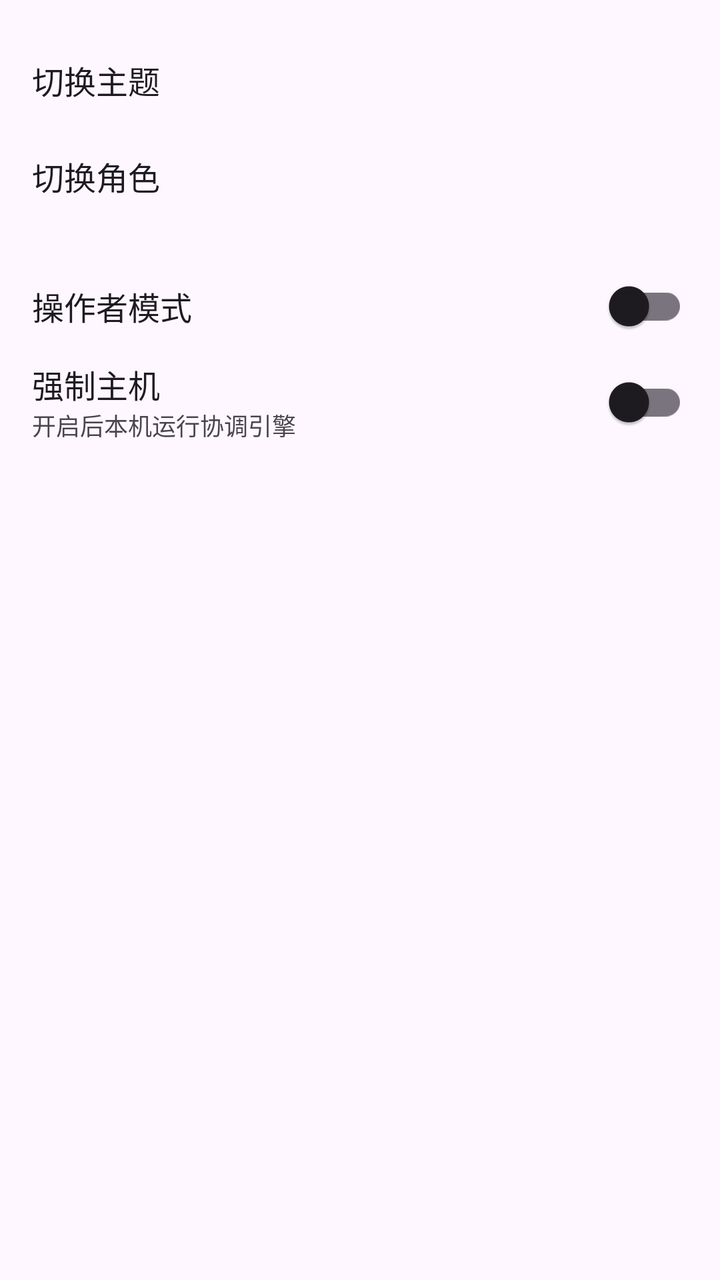
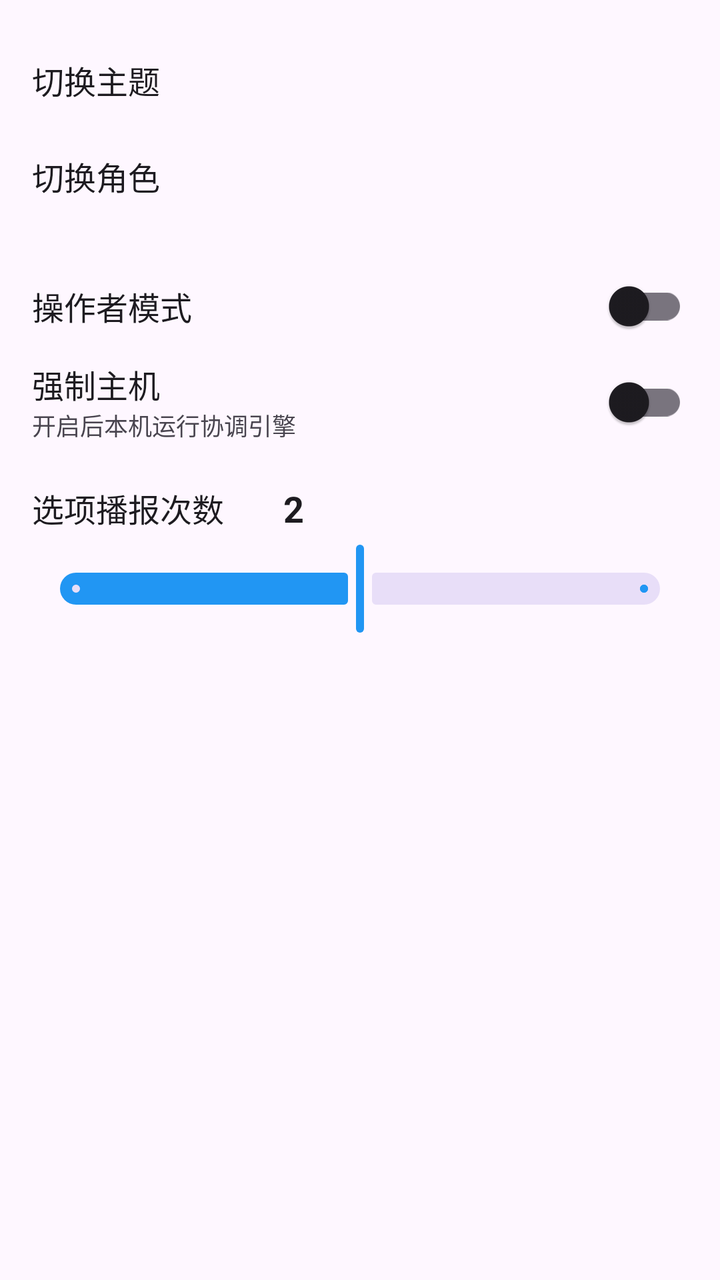

Two renders of the same Android screen: before a commit and after it. Below are the layout's source before the change and the commit's diff.
<!-- AndroidManifest.xml: application theme Theme.GazeInteractionApp -->
<!-- res/layout/dialog_settings.xml -->
<?xml version="1.0" encoding="utf-8"?>
<LinearLayout xmlns:android="http://schemas.android.com/apk/res/android"
    xmlns:app="http://schemas.android.com/apk/res-auto"
    android:layout_width="match_parent"
    android:layout_height="wrap_content"
    android:orientation="vertical"
    android:padding="16dp">

    
    <LinearLayout
        android:id="@+id/settingTheme"
        android:layout_width="match_parent"
        android:layout_height="48dp"
        android:gravity="center_vertical"
        android:orientation="horizontal"
        android:background="?selectableItemBackground"
        android:clickable="true"
        android:focusable="true">
        <TextView
            android:layout_width="0dp"
            android:layout_height="wrap_content"
            android:layout_weight="1"
            android:text="切换主题"
            android:textSize="16sp"
            android:textColor="?android:textColorPrimary" />
        <TextView
            android:id="@+id/themeValue"
            android:layout_width="wrap_content"
            android:layout_height="wrap_content"
            android:textSize="14sp"
            android:textColor="?android:textColorSecondary" />
    </LinearLayout>

    
    <LinearLayout
        android:id="@+id/settingRole"
        android:layout_width="match_parent"
        android:layout_height="48dp"
        android:gravity="center_vertical"
        android:orientation="horizontal"
        android:background="?selectableItemBackground"
        android:clickable="true"
        android:focusable="true">
        <TextView
            android:layout_width="0dp"
            android:layout_height="wrap_content"
            android:layout_weight="1"
            android:text="切换角色"
            android:textSize="16sp"
            android:textColor="?android:textColorPrimary" />
        <TextView
            android:id="@+id/roleValue"
            android:layout_width="wrap_content"
            android:layout_height="wrap_content"
            android:textSize="14sp"
            android:textColor="?android:textColorSecondary" />
    </LinearLayout>

    
    <View
        android:layout_width="match_parent"
        android:layout_height="1dp"
        android:layout_marginVertical="8dp"
        android:background="?android:textColorTertiary" />

    
    <LinearLayout
        android:layout_width="match_parent"
        android:layout_height="48dp"
        android:gravity="center_vertical"
        android:orientation="horizontal">
        <TextView
            android:layout_width="0dp"
            android:layout_height="wrap_content"
            android:layout_weight="1"
            android:text="操作者模式"
            android:textSize="16sp"
            android:textColor="?android:textColorPrimary" />
        <com.google.android.material.switchmaterial.SwitchMaterial
            android:id="@+id/switchOperator"
            android:layout_width="wrap_content"
            android:layout_height="wrap_content" />
    </LinearLayout>

    
    <LinearLayout
        android:layout_width="match_parent"
        android:layout_height="48dp"
        android:gravity="center_vertical"
        android:orientation="horizontal">
        <LinearLayout
            android:layout_width="0dp"
            android:layout_height="wrap_content"
            android:layout_weight="1"
            android:orientation="vertical">
            <TextView
                android:layout_width="wrap_content"
                android:layout_height="wrap_content"
                android:text="强制主机"
                android:textSize="16sp"
                android:textColor="?android:textColorPrimary" />
            <TextView
                android:layout_width="wrap_content"
                android:layout_height="wrap_content"
                android:text="开启后本机运行协调引擎"
                android:textSize="12sp"
                android:textColor="?android:textColorTertiary" />
        </LinearLayout>
        <com.google.android.material.switchmaterial.SwitchMaterial
            android:id="@+id/switchForceHost"
            android:layout_width="wrap_content"
            android:layout_height="wrap_content" />
    </LinearLayout>

    
    <TextView
        android:id="@+id/connectionInfo"
        android:layout_width="match_parent"
        android:layout_height="wrap_content"
        android:layout_marginTop="12dp"
        android:textSize="12sp"
        android:textColor="?android:textColorTertiary" />

</LinearLayout>
<!-- resources referenced by this layout -->
<resources>
  <style name="Theme.GazeInteractionApp" parent="Theme.Material3.DayNight">
          <item name="colorPrimary">@color/primary_blue</item>
          <item name="colorPrimaryVariant">@color/purple_700</item>
          <item name="colorOnPrimary">@color/white</item>
          <item name="colorSecondary">@color/teal_200</item>
          <item name="colorSecondaryVariant">@color/teal_700</item>
          <item name="colorOnSecondary">@color/black</item>
          <item name="android:statusBarColor" tools:targetApi="l">?attr/colorPrimaryVariant</item>
      </style>
  <color name="primary_blue">#FF2196F3</color>
  <color name="purple_700">#FF3700B3</color>
  <color name="white">#FFFFFFFF</color>
  <color name="teal_200">#FF03DAC5</color>
  <color name="teal_700">#FF018786</color>
  <color name="black">#FF000000</color>
</resources>

<!-- the commit's change to res/layout/dialog_settings.xml (unified diff, before → after) -->
@@ -113,6 +113,46 @@
     </LinearLayout>
 
     
+    <View
+        android:layout_width="match_parent"
+        android:layout_height="1dp"
+        android:layout_marginVertical="8dp"
+        android:background="?android:textColorTertiary" />
+
+    
+    <LinearLayout
+        android:layout_width="match_parent"
+        android:layout_height="wrap_content"
+        android:gravity="center_vertical"
+        android:orientation="horizontal">
+        <TextView
+            android:layout_width="wrap_content"
+            android:layout_height="wrap_content"
+            android:text="选项播报次数"
+            android:textSize="16sp"
+            android:textColor="?android:textColorPrimary" />
+        <TextView
+            android:id="@+id/repeatValue"
+            android:layout_width="40dp"
+            android:layout_height="wrap_content"
+            android:gravity="end"
+            android:text="2"
+            android:textSize="18sp"
+            android:textStyle="bold"
+            android:textColor="?android:textColorPrimary" />
+    </LinearLayout>
+
+    <com.google.android.material.slider.Slider
+        android:id="@+id/sliderRepeat"
+        android:layout_width="match_parent"
+        android:layout_height="wrap_content"
+        android:stepSize="1"
+        android:valueFrom="1"
+        android:valueTo="3"
+        android:value="2"
+        android:layout_marginTop="4dp" />
+
+    
     <TextView
         android:id="@+id/connectionInfo"
         android:layout_width="match_parent"
